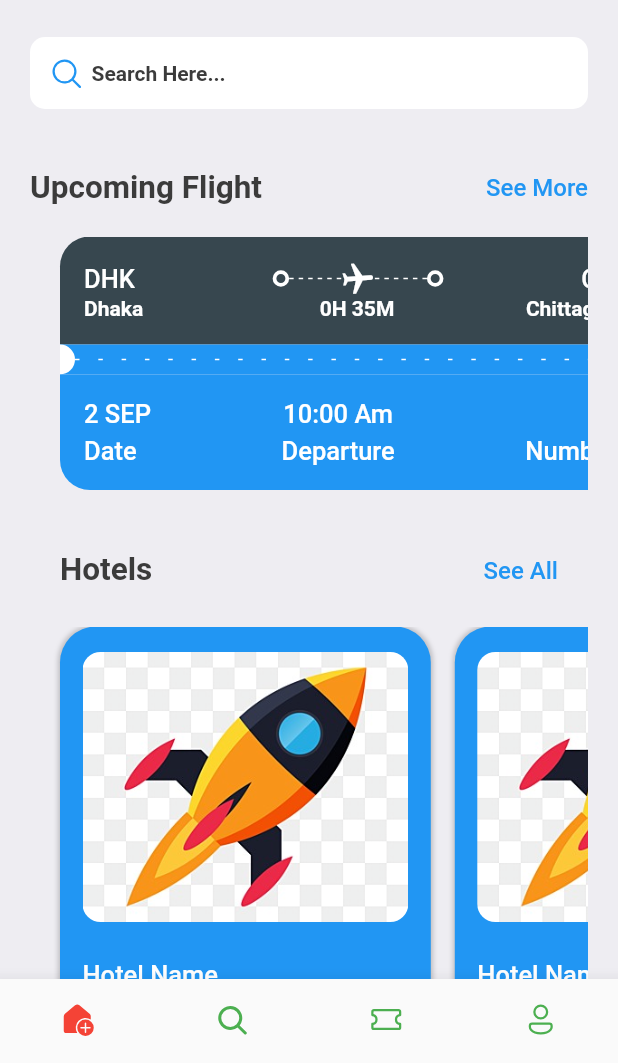
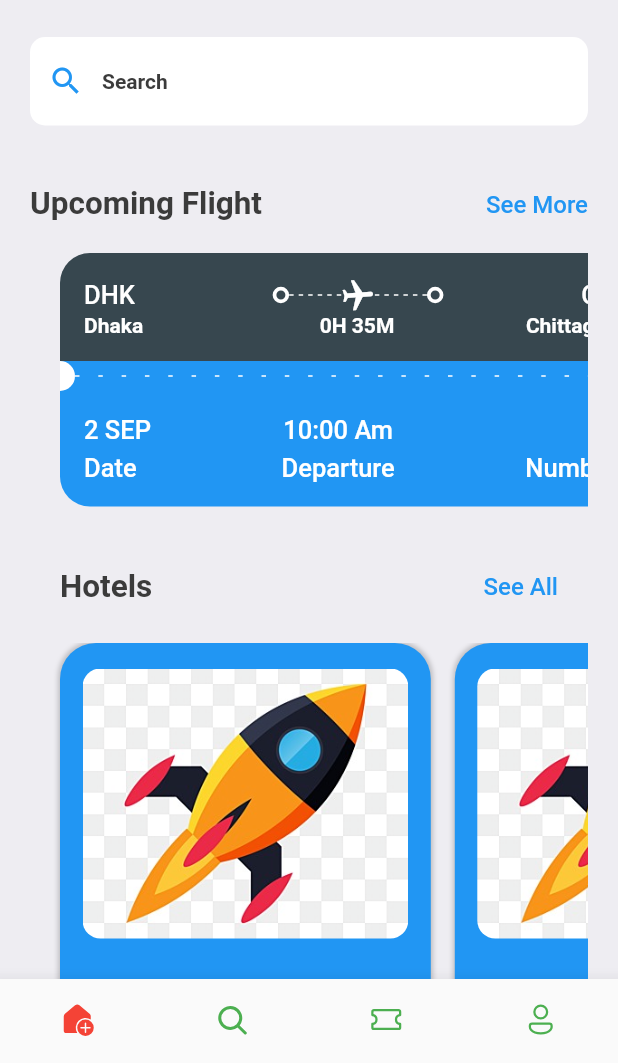
Before and after one commit to siam786/flutter_ticket_app, a Flutter app: the screen it shows after launch, on a phone screen of 412 x 824 dp, the part 173-1236 px from its top. Run offline on Flutter 3.47's test engine with Material 2 defaults, Android fonts, the phone set to English and light mode, and no system bars; drawn by our look-alikes of animated_text_kit; our stand-ins replace curved_navigation_bar, fluentui_icons.

Commit message:
add textfiled in search bar

```diff
--- a/lib/Screens/HomeScreen.dart
+++ b/lib/Screens/HomeScreen.dart
@@ -1,5 +1,4 @@
 import 'package:animated_text_kit/animated_text_kit.dart';
-import 'package:fluentui_icons/fluentui_icons.dart';
 import 'package:flutter/material.dart';
 import 'package:flutter/rendering.dart';
 import 'package:ticket_app/Screens/hotel_screen.dart';
@@ -61,25 +60,41 @@ class HomeScreen extends StatelessWidget {
               const SizedBox(
                 height: 25.0,
               ),
-              Container(
-                padding:
-                    const EdgeInsets.symmetric(horizontal: 12, vertical: 12),
-                decoration: BoxDecoration(
-                    borderRadius: BorderRadius.circular(10),
-                    color: Colors.white),
-                child: Row(children: [
-                  const Icon(
-                    FluentSystemIcons.ic_fluent_search_regular,
+              // Container(
+              //   padding:
+              //       const EdgeInsets.symmetric(horizontal: 12, vertical: 12),
+              //   decoration: BoxDecoration(
+              //       borderRadius: BorderRadius.circular(10),
+              //       color: Colors.white),
+              //   child: Row(children: [
+              //     const Icon(
+              //       FluentSystemIcons.ic_fluent_search_regular,
+              //       color: Colors.blue,
+              //     ),
+              //     const SizedBox(
+              //       width: 5.0,
+              //     ),
+              //     Text(
+              //       'Search Here and...',
+              //       style: Styles.headLineStyle4,
+              //     ),
+              //   ]),
+              // ),
+              TextField(
+                scrollPadding: const EdgeInsets.all(10),
+                decoration: InputDecoration(
+                  fillColor: Colors.white,
+                  filled: true,
+                  hintText: 'Search',
+                  hintStyle: Styles.headLineStyle4,
+                  prefixIcon: const Icon(
+                    Icons.search,
                     color: Colors.blue,
                   ),
-                  const SizedBox(
-                    width: 5.0,
-                  ),
-                  Text(
-                    'Search Here...',
-                    style: Styles.headLineStyle4,
-                  )
-                ]),
+                  border: OutlineInputBorder(
+                      borderRadius: BorderRadius.circular(10),
+                      borderSide: BorderSide.none),
+                ),
               ),
               const SizedBox(
                 height: 40,
```
